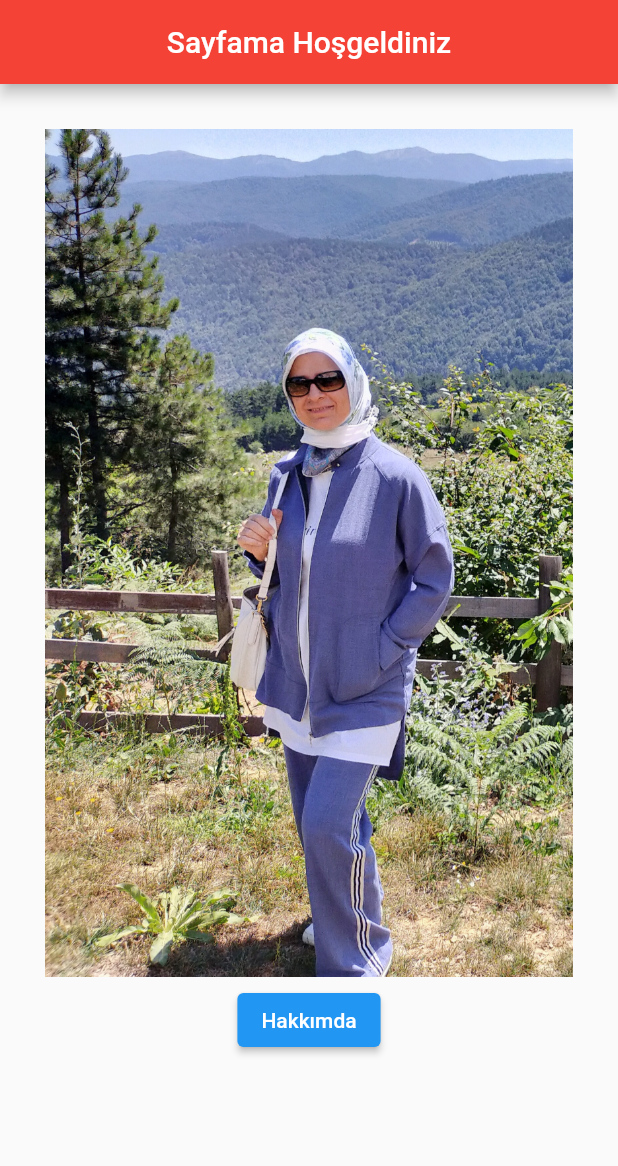
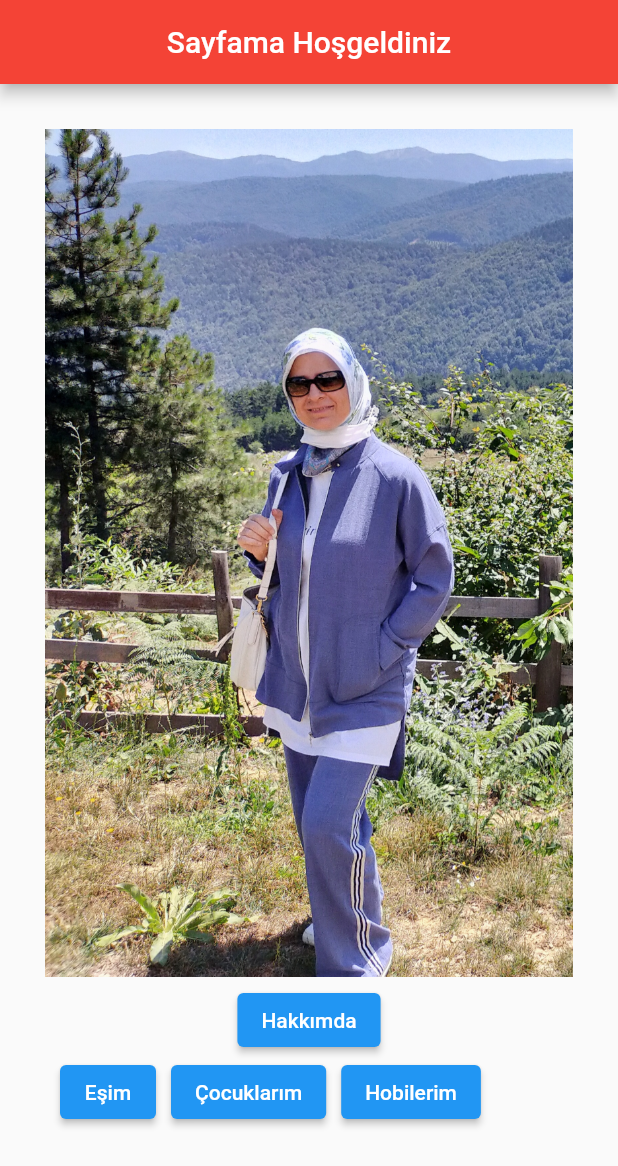
Before and after one commit to HsrtOzknc/MobilProje, a Flutter app: the screen it shows after launch, on a phone screen of 412 x 824 dp. Shown: the top 1166 px of the screen. Run offline on Flutter 3.47's test engine with Material 2 defaults, Android fonts, the phone set to English and light mode, and no system bars.

Commit message:
anasayfada butonlar eklendi ve tasarıma uygun şekidlde yerleştirildi

```diff
--- a/lib/Anasayfa.dart
+++ b/lib/Anasayfa.dart
@@ -1,5 +1,8 @@
 import 'package:flutter/material.dart';
+import 'package:proje/cocuklarim.dart';
+import 'package:proje/hobilerim.dart';
 
+import 'esim.dart';
 import 'hakkimda.dart';
 
 class anasayfa extends StatelessWidget {
@@ -24,6 +27,8 @@ class anasayfa extends StatelessWidget {
                   SizedBox(
                     height: 5,
                   ),
+                  Column(
+                    children: [
                       ElevatedButton(
                         onPressed: () => Navigator.push(
                           context,
@@ -33,8 +38,47 @@ class anasayfa extends StatelessWidget {
                         ),
                         child: Text("Hakkımda"),
                       ),
+                    ],
+                  ),
+                  Row(
+                    children: [
                       SizedBox(
-                    height: 30,
+                        width: 10,
+                      ),
+                      ElevatedButton(
+                        onPressed: () => Navigator.push(
+                          context,
+                          MaterialPageRoute(
+                            builder: (context) => const esim(),
+                          ),
+                        ),
+                        child: Text("Eşim"),
+                      ),
+                      SizedBox(
+                        width: 10,
+                      ),
+                      ElevatedButton(
+                        onPressed: () => Navigator.push(
+                          context,
+                          MaterialPageRoute(
+                            builder: (context) => const cocuklarim(),
+                          ),
+                        ),
+                        child: Text("Çocuklarım"),
+                      ),
+                      SizedBox(
+                        width: 10,
+                      ),
+                      ElevatedButton(
+                        onPressed: () => Navigator.push(
+                          context,
+                          MaterialPageRoute(
+                            builder: (context) => const hobilerim(),
+                          ),
+                        ),
+                        child: Text("Hobilerim"),
+                      ),
+                    ],
                   ),
                 ],
               ),
```
Lines whose indentation alone changed are shown as unchanged.
